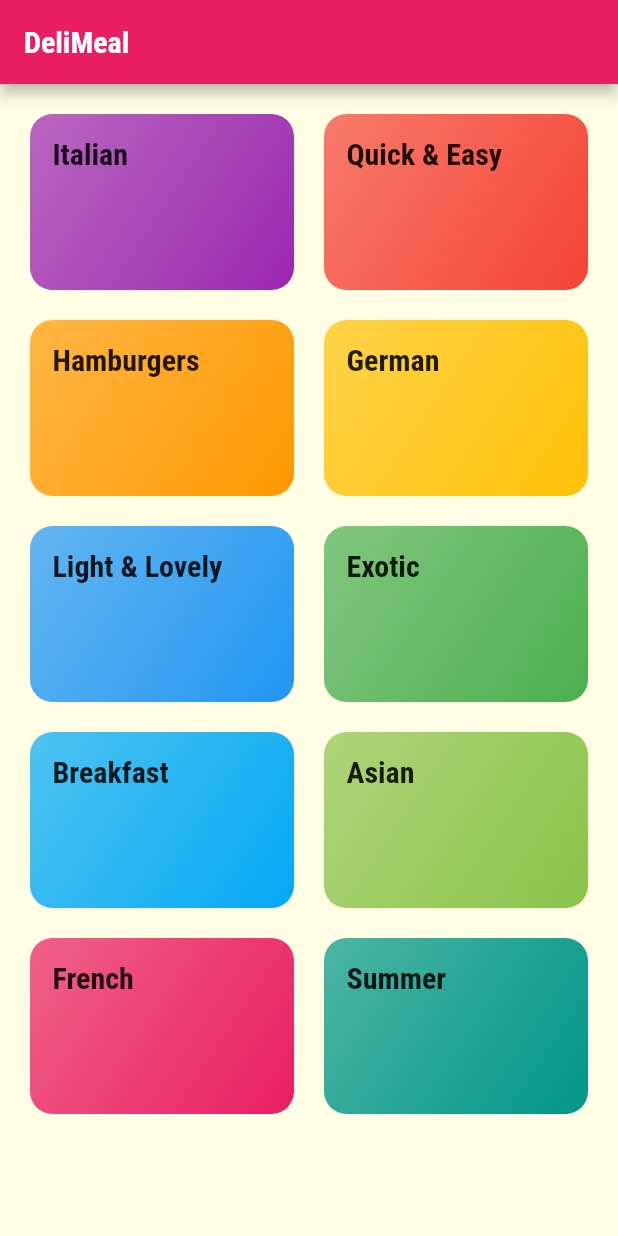
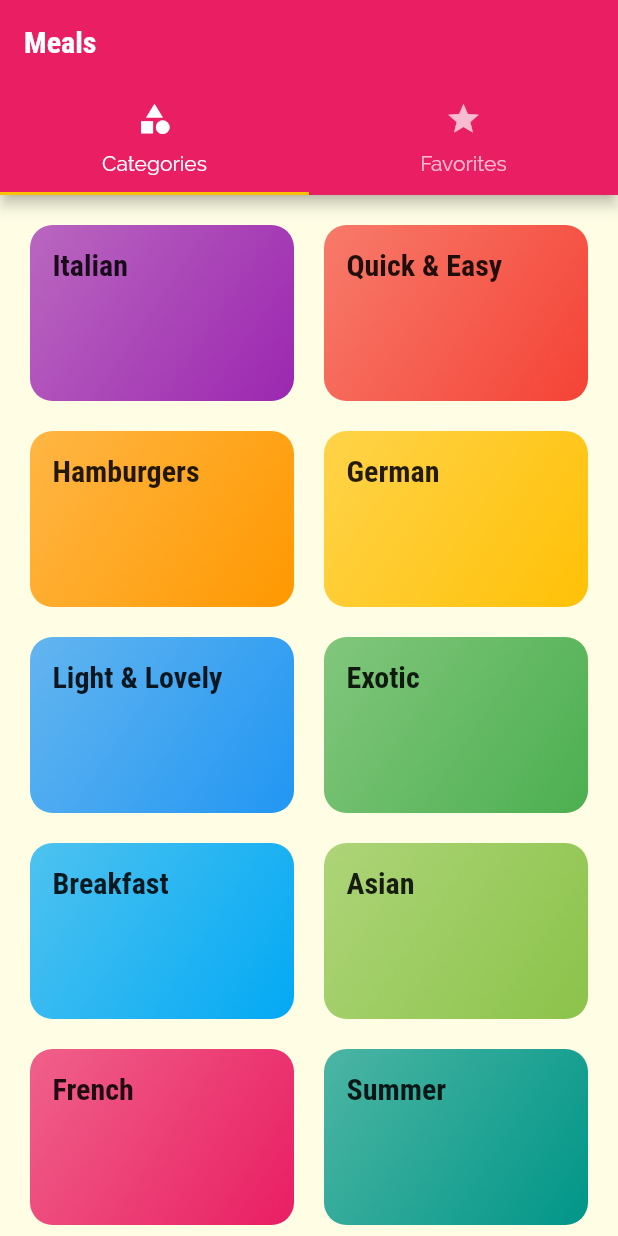
Before and after one commit to daopmdean/the-menu, a Flutter app: the screen it shows after launch, on a phone screen of 412 x 824 dp. Run offline on Flutter 3.47's test engine with Material 2 defaults, Android fonts, the phone set to English and light mode, and no system bars.

Commit message:
refactor tab screen

```diff
--- a/lib/main.dart
+++ b/lib/main.dart
@@ -2,6 +2,7 @@ import 'package:flutter/material.dart';
 import 'package:the_menu/screens/categories_screen.dart';
 import 'package:the_menu/screens/category_detail_screen.dart';
 import 'package:the_menu/screens/meal_detail_screen.dart';
+import 'package:the_menu/screens/tabs_screen.dart';
 
 void main() {
   runApp(MyApp());
@@ -32,7 +33,7 @@ class MyApp extends StatelessWidget {
       ),
       initialRoute: '/',
       routes: {
-        '/': (ctx) => CategoriesScreen(),
+        '/': (ctx) => TabsScreen(),
         CategoryDetailScreen.routeName: (ctx) => CategoryDetailScreen(),
         MealDetailScreen.routeName: (ctx) => MealDetailScreen(),
       },
--- a/lib/screens/categories_screen.dart
+++ b/lib/screens/categories_screen.dart
@@ -6,11 +6,7 @@ import '../dummy_data.dart';
 class CategoriesScreen extends StatelessWidget {
   @override
   Widget build(BuildContext context) {
-    return Scaffold(
-      appBar: AppBar(
-        title: const Text('DeliMeal'),
-      ),
-      body: GridView(
+    return GridView(
       padding: const EdgeInsets.all(20),
       children: DUMMY_CATEGORIES
           .map(
@@ -27,7 +23,6 @@ class CategoriesScreen extends StatelessWidget {
         crossAxisSpacing: 20,
         mainAxisSpacing: 20,
       ),
-      ),
     );
   }
 }
--- a/lib/screens/tabs_screen.dart
+++ b/lib/screens/tabs_screen.dart
@@ -1,4 +1,6 @@
 import 'package:flutter/material.dart';
+import 'package:the_menu/screens/categories_screen.dart';
+import 'package:the_menu/screens/favorites_screen.dart';
 
 class TabsScreen extends StatefulWidget {
   @override
@@ -10,6 +12,7 @@ class _TabsScreenState extends State<TabsScreen> {
   Widget build(BuildContext context) {
     return DefaultTabController(
       length: 2,
+      initialIndex: 0,
       child: Scaffold(
         appBar: AppBar(
           title: Text('Meals'),
@@ -24,6 +27,12 @@ class _TabsScreenState extends State<TabsScreen> {
             ),
           ]),
         ),
+        body: TabBarView(
+          children: [
+            CategoriesScreen(),
+            FavoritesScreen(),
+          ],
+        ),
       ),
     );
   }
```
Lines whose indentation alone changed are shown as unchanged.
